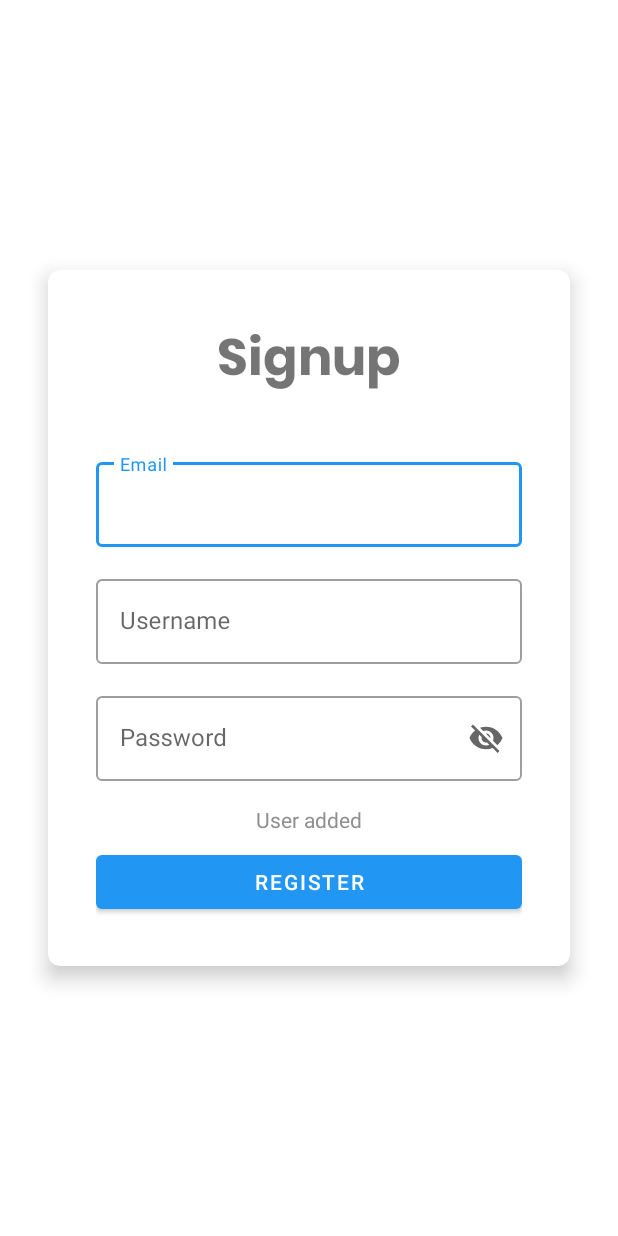
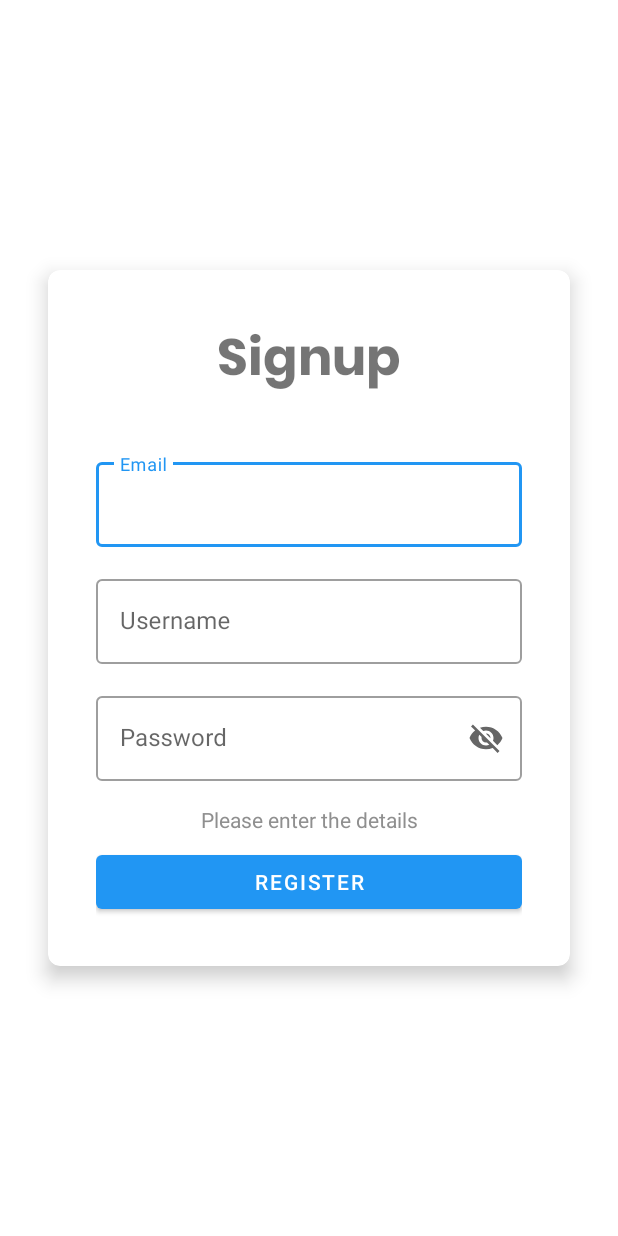
Before and after one commit to sanal-l-s/Login, an Android app: the SignupActivity screen opened directly, with no data from a screen before it, after a tap on "REGISTER", on a phone screen of 412 x 824 dp. Run offline under Robolectric (Android 15) with nearby library versions, the phone set to English and light mode, and no system bars; 1 other tap on this screen came first.

```diff
--- a/app/src/main/res/values/strings.xml
+++ b/app/src/main/res/values/strings.xml
@@ -10,4 +10,6 @@
     <string name="email">Email</string>
     <string name="user_added">User added</string>
     <string name="register">Register</string>
+    <string name="added_details_of">Added details of %1$s</string>
+    <string name="please_enter_the_details">Please enter the details</string>
 </resources>
```
